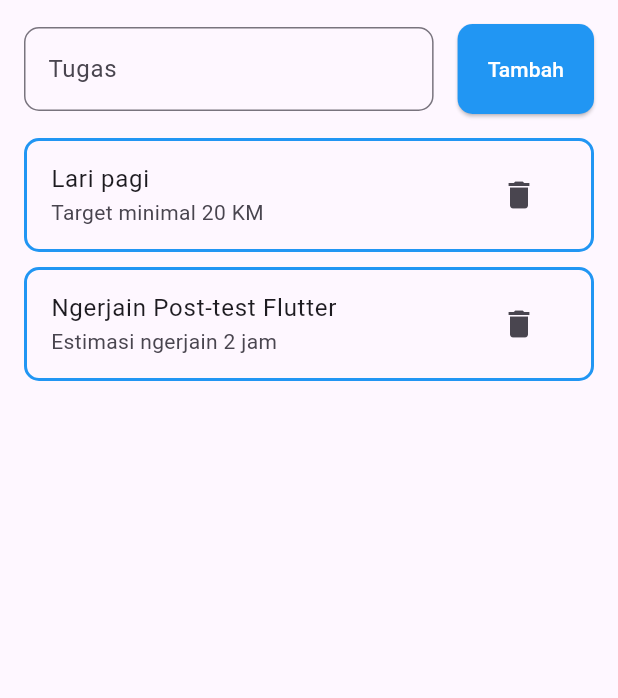
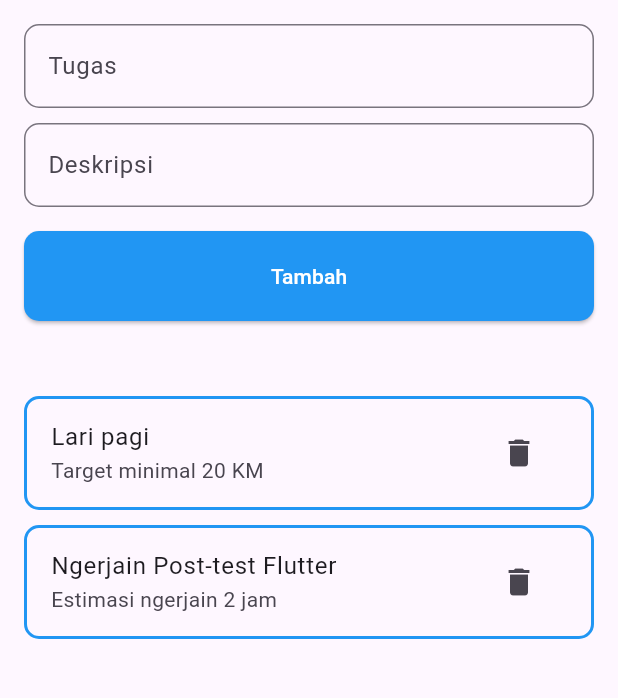
Before and after one commit to novilfahlevy/taskapp, a Flutter app: the screen it shows after launch, on a phone screen of 412 x 824 dp, the part 84-782 px from its top. Run offline on Flutter 3.47's test engine with Material 3 defaults, Android fonts, the phone set to English and light mode, and no system bars.

Commit message:
menambahkan input deskripsi

```diff
--- a/lib/main.dart
+++ b/lib/main.dart
@@ -20,10 +20,7 @@ class TaskApp extends StatelessWidget {
           padding: const EdgeInsets.all(16),
           child: Column(
             children: [
-              Row(
-                children: [
-                  Expanded(
-                    child: TextFormField(
+              TextFormField(
                 decoration: InputDecoration(
                   labelText: 'Tugas',
                   hintText: 'Contoh: Lari pagi',
@@ -32,9 +29,20 @@ class TaskApp extends StatelessWidget {
                   )
                 ),
               ),
+              const SizedBox(height: 10),
+              TextFormField(
+                decoration: InputDecoration(
+                  labelText: 'Deskripsi',
+                  hintText: 'Contoh: 20 KM',
+                  border: OutlineInputBorder(
+                    borderRadius: BorderRadius.circular(10),
+                  )
                 ),
-                  const SizedBox(width: 16),
-                  ElevatedButton(
+              ),
+              const SizedBox(height: 16),
+              SizedBox(
+                width: double.infinity,
+                child: ElevatedButton(
                   onPressed: () {},
                   style: ElevatedButton.styleFrom(
                     padding: const EdgeInsets.all(20),
@@ -45,11 +53,10 @@ class TaskApp extends StatelessWidget {
                     ),
                   ),
                   child: const Text('Tambah'),
-                  )
-                ],
+                ),
               ),
 
-              const SizedBox(height: 16),
+              const SizedBox(height: 50),
 
               ListTile(
                 title: const Text('Lari pagi'),
```
Lines whose indentation alone changed are shown as unchanged.
